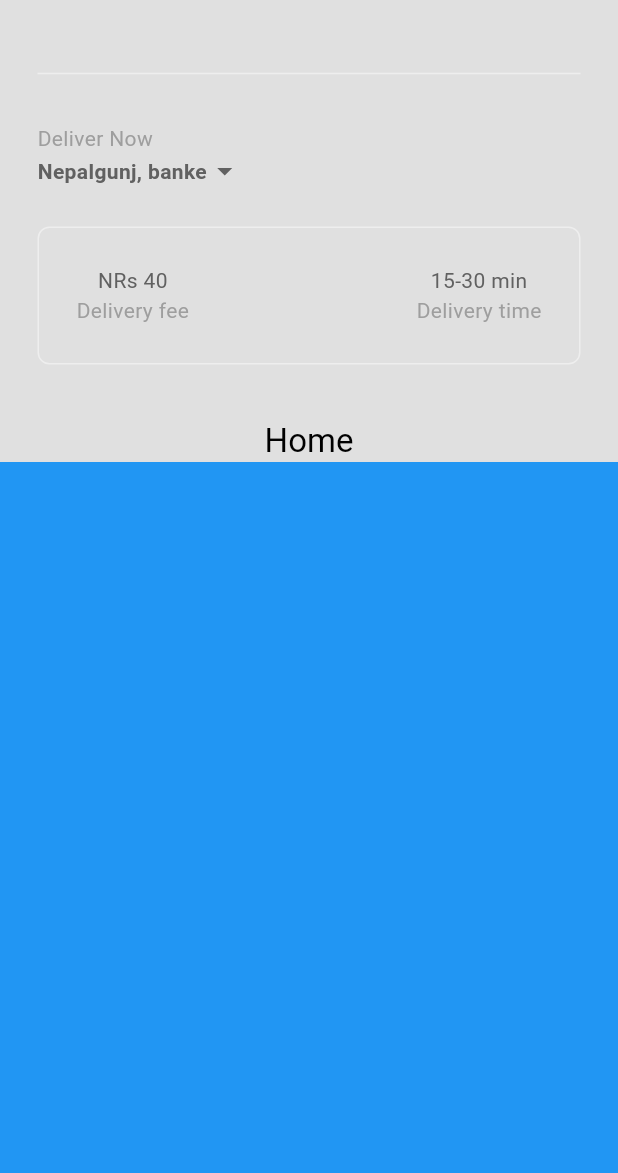
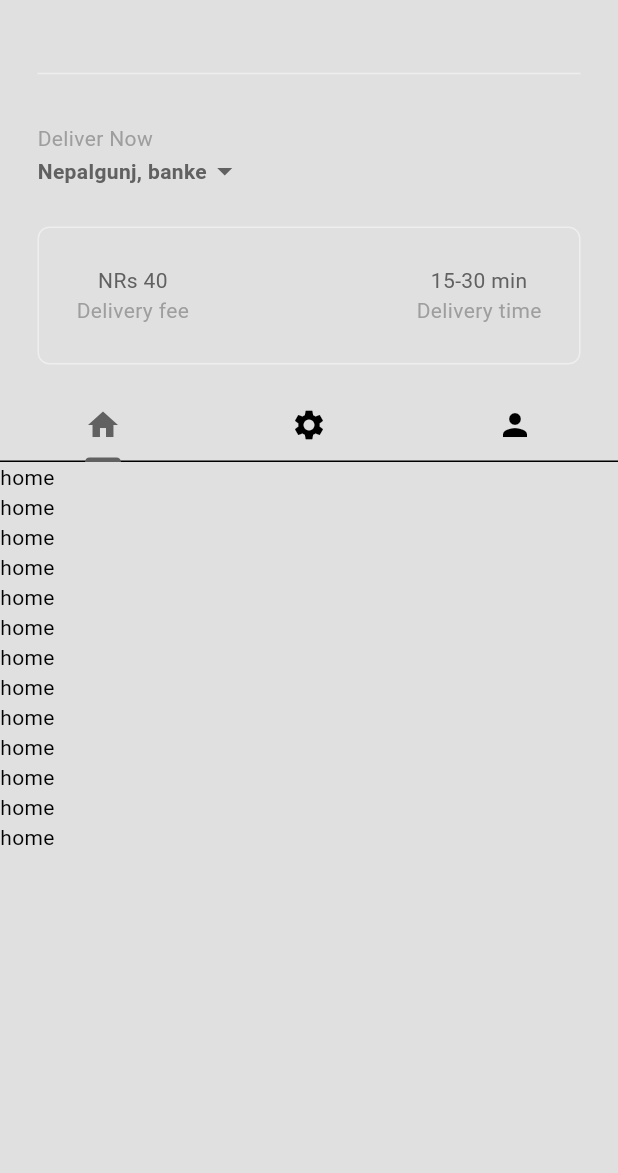
Before and after one commit to IshantVx/Food-Delivery, a Flutter app: the homePage screen opened directly, on a phone screen of 412 x 824 dp, the part 63-1236 px from its top. Run offline on Flutter 3.47's test engine with Material 3 defaults, Android fonts, the phone set to English and light mode, and no system bars; our stand-ins replace fluttertoast.

Commit message:
Push full Flutter project

```diff
--- a/lib/utils/Pages/homePage.dart
+++ b/lib/utils/Pages/homePage.dart
@@ -1,7 +1,9 @@
 import 'package:flutter/cupertino.dart';
 import 'package:flutter/material.dart';
+import 'package:provider/provider.dart';
 import 'package:restapi/utils/componant/custom_widget/my_drawer.dart';
 import 'package:restapi/utils/componant/custom_widget/my_sliver_appBar.dart';
+import 'package:restapi/utils/componant/custom_widget/my_tabBar.dart';
 
 import '../componant/custom_widget/my_current_location.dart';
 import '../componant/custom_widget/my_descriptionBox.dart';
@@ -13,10 +15,28 @@ class homePage extends StatefulWidget {
   State<homePage> createState() => _homePageState();
 }
 
-class _homePageState extends State<homePage> {
+
+class _homePageState extends State<homePage> with SingleTickerProviderStateMixin{
+
+  late TabController _tabController;
+
+  @override
+  void initState() {
+    // TODO: implement initState
+    super.initState();
+    _tabController = TabController(length: 3, vsync: this);
+  }
+  @override
+  void dispose() {
+    // TODO: implement dispose
+    super.dispose();
+    _tabController.dispose();
+  }
+
   TextEditingController userNameController = TextEditingController();
   TextEditingController passwordController = TextEditingController();
   bool _obscure = true;
+
   @override
   Widget build(BuildContext context) {
     return Scaffold(
@@ -24,7 +44,7 @@ class _homePageState extends State<homePage> {
       body: NestedScrollView(
           headerSliverBuilder:(context, innerBoxIsScrolled) => [
             MySliverAppbar(
-                title: Text("Home"),
+                title: MyTabBar(tabController: _tabController),
                 child: Column(
                   mainAxisAlignment: MainAxisAlignment.end,
                   children: [
@@ -42,8 +62,22 @@ class _homePageState extends State<homePage> {
                 )
             )
           ] ,
-          body: Container(
-            color: Colors.blue,
+          body: TabBarView(
+            controller: _tabController,
+            children:[
+              ListView.builder(
+                  itemCount: 13,
+                  itemBuilder: (context, index)=> Text("home")
+              ),
+              ListView.builder(
+                  itemCount: 13,
+                  itemBuilder: (context,index)=> Text("Settings")
+              ),
+              ListView.builder(
+                  itemCount: 13,
+                  itemBuilder: (context, index)=> Text("Profile")
+              )
+            ]
           )
       )
     );
--- a/lib/utils/componant/custom_widget/my_drawer.dart
+++ b/lib/utils/componant/custom_widget/my_drawer.dart
@@ -15,60 +15,60 @@ class _MyDrawerState extends State<MyDrawer> {
   @override
   Widget build(BuildContext context) {
     return Drawer(
-      backgroundColor: Theme
-          .of(context)
-          .colorScheme
-          .surface,
+      backgroundColor: Theme.of(context).colorScheme.surface,
       child: Column(
         children: [
-
           //logo
           Padding(
             padding: const EdgeInsets.only(top: 90),
-      child: Icon(Icons.lock_open_rounded,
+            child: Icon(
+              Icons.lock_open_rounded,
               size: 80,
-        color: Theme
-            .of(context)
-            .colorScheme
-            .primary,
+              color: Theme.of(context).colorScheme.primary,
             ),
           ),
           Padding(
             padding: const EdgeInsets.symmetric(horizontal: 14),
-    child: Divider(color: Theme.of(context).colorScheme.primary,),
+            child: Divider(color: Theme.of(context).colorScheme.primary),
           ),
 
           //home list title
           MyListTile(
             text: "Home",
             icon: Icons.home,
-    onTap: ()=>Navigator.pop(context)
+            onTap: () => Navigator.pop(context),
           ),
           //settings list title
           MyListTile(
             text: "Settings",
             icon: Icons.settings,
-    onTap: (){
+            onTap: () {
               Navigator.pop(context);
               Navigator.push(
                 context,
-          MaterialPageRoute(
-              builder: (context)=> SettingsPage()
-          ));
-    }),
+                MaterialPageRoute(builder: (context) => SettingsPage()),
+              );
+            },
+          ),
+          MyListTile(
+            text: "Sellers",
+            icon: Icons.restaurant_rounded,
+            onTap: () => Navigator.pop(context),
+          ),
           //logout list title
           const Spacer(),
           MyListTile(
             text: "LogOut",
             icon: Icons.logout,
-        onTap: (){
+            onTap: () {
               Navigator.pushReplacement(
                 context,
-              MaterialPageRoute(builder: (context)=>LoginOrRegister()));
-        })
-    ]
-    )
-    ,
+                MaterialPageRoute(builder: (context) => LoginOrRegister()),
+              );
+            },
+          ),
+        ],
+      ),
     );
   }
 }
--- a/lib/utils/componant/custom_widget/my_listTile.dart
+++ b/lib/utils/componant/custom_widget/my_listTile.dart
@@ -17,6 +17,7 @@ class MyListTile extends StatelessWidget {
   @override
   Widget build(BuildContext context) {
     return ListTile(
+
       leading: Icon(icon, color: Theme.of(context).colorScheme.primary,),
       title: Text(
         text,
--- /dev/null
+++ b/lib/utils/componant/custom_widget/my_tabBar.dart
@@ -0,0 +1,31 @@
+import 'package:flutter/cupertino.dart';
+import 'package:flutter/material.dart';
+
+class MyTabBar extends StatelessWidget {
+  final TabController  tabController;
+   MyTabBar({
+    super.key,
+    required this.tabController
+  });
+
+  @override
+  Widget build(BuildContext context) {
+
+    return Container(
+      child: TabBar(
+        controller: tabController,
+        tabs: [
+          Tab(
+            icon: Icon(Icons.home),
+          ),
+          Tab(
+            icon: Icon(Icons.settings),
+          ),
+          Tab(
+            icon: Icon(Icons.person),
+          )
+        ],
+      ),
+    );
+  }
+}
```
Lines whose indentation alone changed are shown as unchanged.
